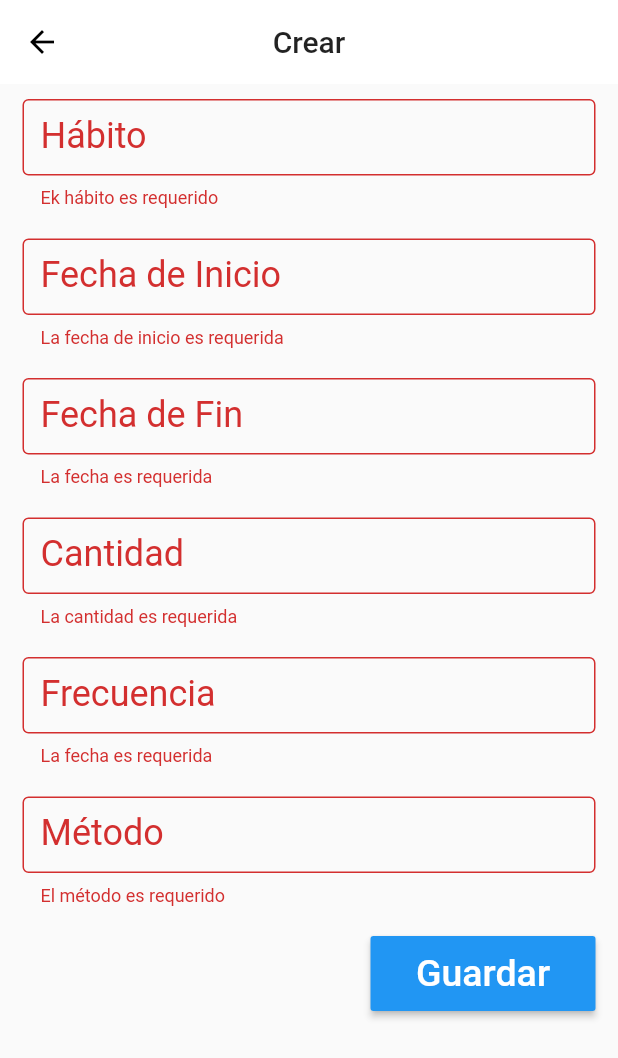
After one commit to JPaulMora/bitmec-1, a Flutter app: the PatientDetailHabitCreateScreen screen opened by its route, on a phone screen of 412 x 824 dp. The commit adds this screen. Shown: the top 1058 px of the screen. Run offline on Flutter 3.47's test engine with Material 2 defaults, Android fonts, the phone set to English and light mode, and no system bars.

Commit message:
patient detail habit create screen created

```diff
--- a/lib/components/form/my_submit_button.dart
+++ b/lib/components/form/my_submit_button.dart
@@ -21,7 +21,10 @@ class _MySubmitButtonState extends State<MySubmitButton> {
       mainAxisAlignment: MainAxisAlignment.end,
       children: <Widget>[
         Padding(
-          padding: const EdgeInsets.symmetric(horizontal: 15.0),
+          padding: const EdgeInsets.symmetric(
+            horizontal: 15.0,
+            vertical: 10.0,
+          ),
           child: ButtonTheme(
             minWidth: 150.0,
             height: 50.0,
--- a/lib/components/patient/patient_components.dart
+++ b/lib/components/patient/patient_components.dart
@@ -6,5 +6,5 @@ export 'patient_list_view.dart';
 export 'patient_detail_general_view.dart';
 export 'patient_detail_medical_history_view.dart';
 export 'patient_detail_family_history_view.dart';
-export 'patient_detail_habits_views.dart';
+export 'patient_detail_habits_view.dart';
 export 'patient_detail_dependents_view.dart';
--- a/lib/components/patient/patient_detail_habits_views.dart
+++ b/lib/components/patient/patient_detail_habits_view.dart
@@ -1,6 +1,8 @@
 import 'package:flutter/material.dart';
 
 import '../list_of_section.dart';
+
+import 'package:bitmec/screens/screens.dart';
 
 class PatientDetailHabitsView extends StatefulWidget {
   @override
@@ -15,6 +17,10 @@ class _PatientDetailHabitsViewState
     return SingleChildScrollView(
       child: ListOfSection(
         title: 'Hábitos',
+        onPressedAdd: () {
+          Navigator.pushNamed(context,
+              PatientDetailHabitCreateScreen.routeName);
+        },
         children: <Widget>[
           _HabitCard(),
           _HabitCard(),
--- a/lib/my_routes.dart
+++ b/lib/my_routes.dart
@@ -12,6 +12,8 @@ class MyRoutes {
 
     // Patient Routes
     PatientListScreen.routeName: (context) => PatientListScreen(),
+    PatientEditScreen.routeName: (context) => PatientEditScreen(),
+    PatientCreateScreen.routeName: (context) => PatientCreateScreen(),
 
     PatientDetailScreen.routeName: (context) => PatientDetailScreen(),
     PatientDetailMedicalConditionCreateScreen.routeName: (context) =>
@@ -20,9 +22,8 @@ class MyRoutes {
         PatientDetailMedicalTraumaCreateScreen(),
     PatientDetailFamilyHistoryCreateScreen.routeName: (context) =>
       PatientDetailFamilyHistoryCreateScreen(),
-
-    PatientEditScreen.routeName: (context) => PatientEditScreen(),
-    PatientCreateScreen.routeName: (context) => PatientCreateScreen(),
+    PatientDetailHabitCreateScreen.routeName: (context) =>
+      PatientDetailHabitCreateScreen(),
 
     // Appointment Routes
     AppointmentDetailScreen.routeName: (context) => AppointmentDetailScreen(),
--- /dev/null
+++ b/lib/screens/patient/patient_detail_habit_create_screen.dart
@@ -0,0 +1,191 @@
+import 'package:flutter/material.dart';
+
+import 'package:bitmec/components/my_app_bar.dart';
+import 'package:bitmec/components/form/form_components.dart';
+
+class PatientDetailHabitCreateScreen extends StatefulWidget {
+  static const routeName = '/patient/detail/habit/create';
+
+  @override
+  _PatientDetailHabitCreateScreenState createState() =>
+      _PatientDetailHabitCreateScreenState();
+}
+
+class _PatientDetailHabitCreateScreenState
+    extends State<PatientDetailHabitCreateScreen> {
+  final _scaffoldKey = GlobalKey<ScaffoldState>();
+
+  final _habitCtrl = TextEditingController();
+  final _habitNode = FocusNode();
+
+  final _dateStartCtrl = TextEditingController();
+  final _dateStartNode = FocusNode();
+
+  final _dateEndCtrl = TextEditingController();
+  final _dateEndNode = FocusNode();
+
+  final _quantityCtrl = TextEditingController();
+  final _quantityNode = FocusNode();
+
+  final _frequencyCtrl = TextEditingController();
+  final _frequencyNode = FocusNode();
+
+  final _methodCtrl = TextEditingController();
+  final _methodNode = FocusNode();
+
+  @override
+  Widget build(BuildContext context) {
+    return SafeArea(
+      child: Scaffold(
+        appBar: _buildAppBar(context),
+        body: _buildBody(context),
+      ),
+    );
+  }
+
+  Widget _buildAppBar(BuildContext context) {
+    return MyAppBar(
+      title: 'Crear',
+      scaffoldKey: _scaffoldKey,
+      backLeading: true,
+    );
+  }
+
+  Widget _buildBody(BuildContext context) {
+    return SingleChildScrollView(
+      child: Form(
+        child: Column(
+          children: <Widget>[
+            _buildHabitInput(context),
+            _buildDateStartInput(context),
+            _buildDateEndInput(context),
+            _buildQuantityInput(context),
+            _buildFrequencyInput(context),
+            _buildMethodInput(context),
+
+            MySubmitButton(label: 'Guardar', onPressed: () {}),
+          ],
+        ),
+      ),
+    );
+  }
+
+  Widget _buildHabitInput(BuildContext context) {
+    return MyTextFormField(
+      label: 'Hábito',
+      ctrl: _habitCtrl,
+      node: _habitNode,
+      isEnabled: () => true,
+      submitted: (_) {
+        _habitNode.unfocus();
+        FocusScope.of(context).requestFocus(_dateStartNode);
+      },
+      validator: (value) {
+        if (value.trim().isEmpty) {
+          return 'Ek hábito es requerido';
+        }
+
+        return null;
+      },
+    );
+  }
+
+  Widget _buildDateStartInput(BuildContext context) {
+    return MyTextFormField(
+      label: 'Fecha de Inicio',
+      ctrl: _dateStartCtrl,
+      node: _dateStartNode,
+      isEnabled: () => true,
+      submitted: (_) {
+        _dateStartNode.unfocus();
+        FocusScope.of(context).requestFocus(_dateEndNode);
+      },
+      validator: (value) {
+        if (value.trim().isEmpty) {
+          return 'La fecha de inicio es requerida';
+        }
+
+        return null;
+      },
+    );
+  }
+
+  Widget _buildDateEndInput(BuildContext context) {
+    return MyTextFormField(
+      label: 'Fecha de Fin',
+      ctrl: _dateEndCtrl,
+      node: _dateEndNode,
+      isEnabled: () => true,
+      submitted: (_) {
+        _dateEndNode.unfocus();
+        FocusScope.of(context).requestFocus(_quantityNode);
+      },
+      validator: (value) {
+        if (value.trim().isEmpty) {
+          return 'La fecha es requerida';
+        }
+
+        return null;
+      },
+    );
+  }
+
+  Widget _buildQuantityInput(BuildContext context) {
+    return MyTextFormField(
+      label: 'Cantidad',
+      ctrl: _quantityCtrl,
+      node: _quantityNode,
+      isEnabled: () => true,
+      submitted: (_) {
+        _quantityNode.unfocus();
+        FocusScope.of(context).requestFocus(_frequencyNode);
+      },
+      validator: (value) {
+        if (value.trim().isEmpty) {
+          return 'La cantidad es requerida';
+        }
+
+        return null;
+      },
+    );
+  }
+
+  Widget _buildFrequencyInput(BuildContext context) {
+    return MyTextFormField(
+      label: 'Frecuencia',
+      ctrl: _frequencyCtrl,
+      node: _frequencyNode,
+      isEnabled: () => true,
+      submitted: (_) {
+        _frequencyNode.unfocus();
+        FocusScope.of(context).requestFocus(_methodNode);
+      },
+      validator: (value) {
+        if (value.trim().isEmpty) {
+          return 'La fecha es requerida';
+        }
+
+        return null;
+      },
+    );
+  }
+
+  Widget _buildMethodInput(BuildContext context) {
+    return MyTextFormField(
+      label: 'Método',
+      ctrl: _methodCtrl,
+      node: _methodNode,
+      isEnabled: () => true,
+      submitted: (_) {
+        _methodNode.unfocus();
+      },
+      validator: (value) {
+        if (value.trim().isEmpty) {
+          return 'El método es requerido';
+        }
+
+        return null;
+      },
+    );
+  }
+}
--- a/lib/screens/screens.dart
+++ b/lib/screens/screens.dart
@@ -4,12 +4,14 @@ export 'home_screen.dart';
 export 'login_screen.dart';
 
 export 'patient/patient_list_screen.dart';
+export 'patient/patient_edit_screen.dart';
+export 'patient/patient_create_screen.dart';
+
 export 'patient/patient_detail_screen.dart';
 export 'patient/patient_detail_medical_condition_create_screen.dart';
 export 'patient/patient_detail_medical_trauma_create_screen.dart';
 export 'patient/patient_detail_family_history_create_screen.dart';
-export 'patient/patient_edit_screen.dart';
-export 'patient/patient_create_screen.dart';
+export 'patient/patient_detail_habit_create_screen.dart';
 
 export 'appointment/appointment_detail_screen.dart';
 
```
